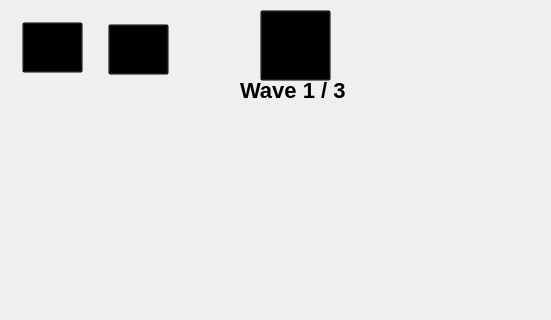
Qt form TowerDefense/source/mainwindow.ui (vanny-laure-lamorte/POODPUML) before a commit; both pictures show x 0 to 551 and y 0 to 320 of the 1500 by 750 pixel window.
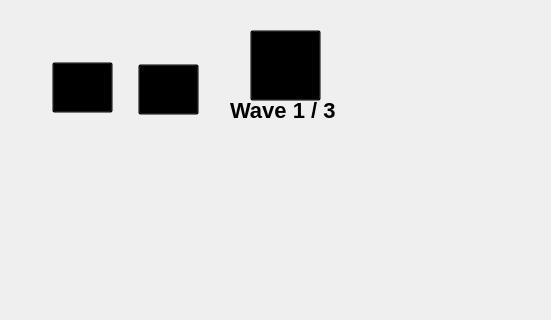
The same form after that commit. The open tabs and pages were chosen to show the change. Icons and pictures are not drawn.

Commit message: (feat) added frame to contain labels and fixed gameOver display

```diff
--- a/TowerDefense/source/mainwindow.ui
+++ b/TowerDefense/source/mainwindow.ui
@@ -329,8 +329,8 @@
      <widget class="QLabel" name="music">
       <property name="geometry">
        <rect>
-        <x>10</x>
-        <y>10</y>
+        <x>40</x>
+        <y>50</y>
         <width>91</width>
         <height>81</height>
        </rect>
@@ -348,8 +348,8 @@
      <widget class="QLabel" name="noMusic">
       <property name="geometry">
        <rect>
-        <x>90</x>
-        <y>10</y>
+        <x>120</x>
+        <y>50</y>
         <width>91</width>
         <height>81</height>
        </rect>
@@ -367,8 +367,8 @@
      <widget class="QPushButton" name="ButtonMonster1">
       <property name="geometry">
        <rect>
-        <x>260</x>
-        <y>10</y>
+        <x>250</x>
+        <y>30</y>
         <width>71</width>
         <height>71</height>
        </rect>
@@ -527,8 +527,8 @@
      <widget class="QLabel" name="imgButtonMonster1">
       <property name="geometry">
        <rect>
-        <x>260</x>
-        <y>10</y>
+        <x>250</x>
+        <y>30</y>
         <width>71</width>
         <height>71</height>
        </rect>
@@ -546,8 +546,8 @@
      <widget class="QLabel" name="timeLabel1">
       <property name="geometry">
        <rect>
-        <x>270</x>
-        <y>100</y>
+        <x>260</x>
+        <y>120</y>
         <width>71</width>
         <height>21</height>
        </rect>
@@ -562,8 +562,8 @@
      <widget class="QPushButton" name="btnPlay">
       <property name="geometry">
        <rect>
-        <x>22</x>
-        <y>22</y>
+        <x>52</x>
+        <y>62</y>
         <width>61</width>
         <height>51</height>
        </rect>
@@ -578,8 +578,8 @@
      <widget class="QPushButton" name="btnMute">
       <property name="geometry">
        <rect>
-        <x>108</x>
-        <y>24</y>
+        <x>138</x>
+        <y>64</y>
         <width>61</width>
         <height>51</height>
        </rect>
@@ -613,8 +613,8 @@
      <widget class="QLabel" name="waveCounterLabel">
       <property name="geometry">
        <rect>
-        <x>240</x>
-        <y>80</y>
+        <x>230</x>
+        <y>100</y>
         <width>111</width>
         <height>20</height>
        </rect>
@@ -629,6 +629,25 @@
        <string>Wave 1 / 3</string>
       </property>
      </widget>
+     <widget class="QLabel" name="infoFrame">
+      <property name="geometry">
+       <rect>
+        <x>0</x>
+        <y>0</y>
+        <width>391</width>
+        <height>181</height>
+       </rect>
+      </property>
+      <property name="text">
+       <string/>
+      </property>
+      <property name="pixmap">
+       <pixmap resource="../ressources.qrc">:/assets/img/greyFrame.png</pixmap>
+      </property>
+      <property name="scaledContents">
+       <bool>true</bool>
+      </property>
+     </widget>
      <zorder>tower1</zorder>
      <zorder>upgradeShop1</zorder>
      <zorder>upgradeShop2</zorder>
```
Left out of the diff: 13 changed lines with no effect on the pictures. The commit also changes 22 other files.
